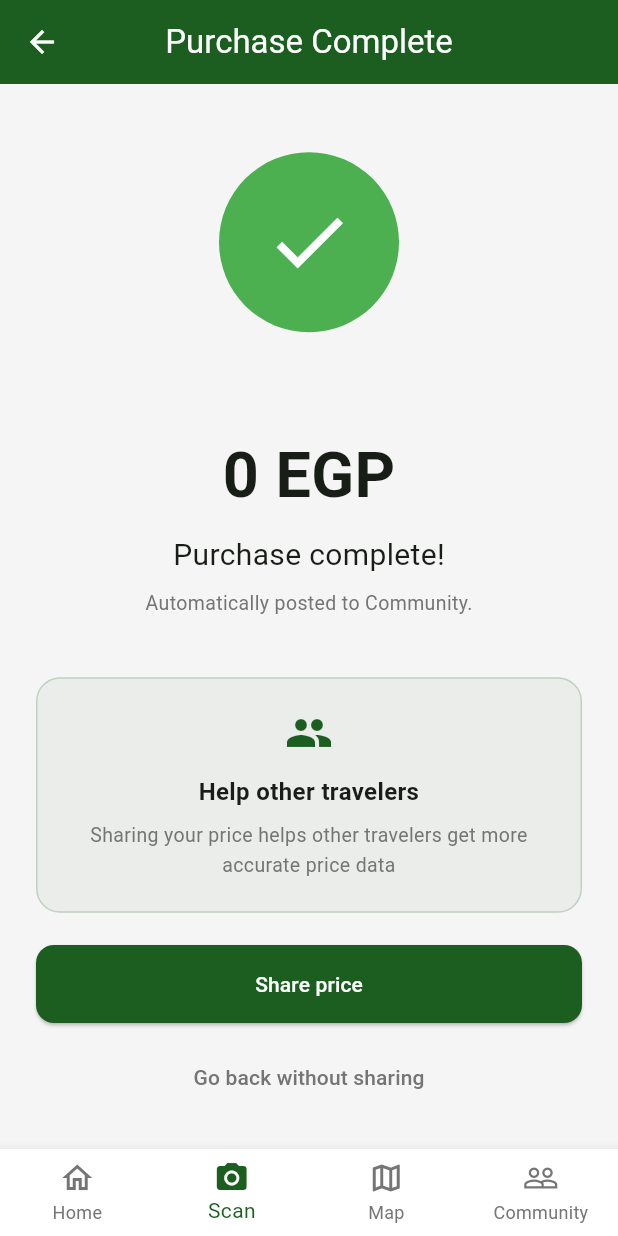
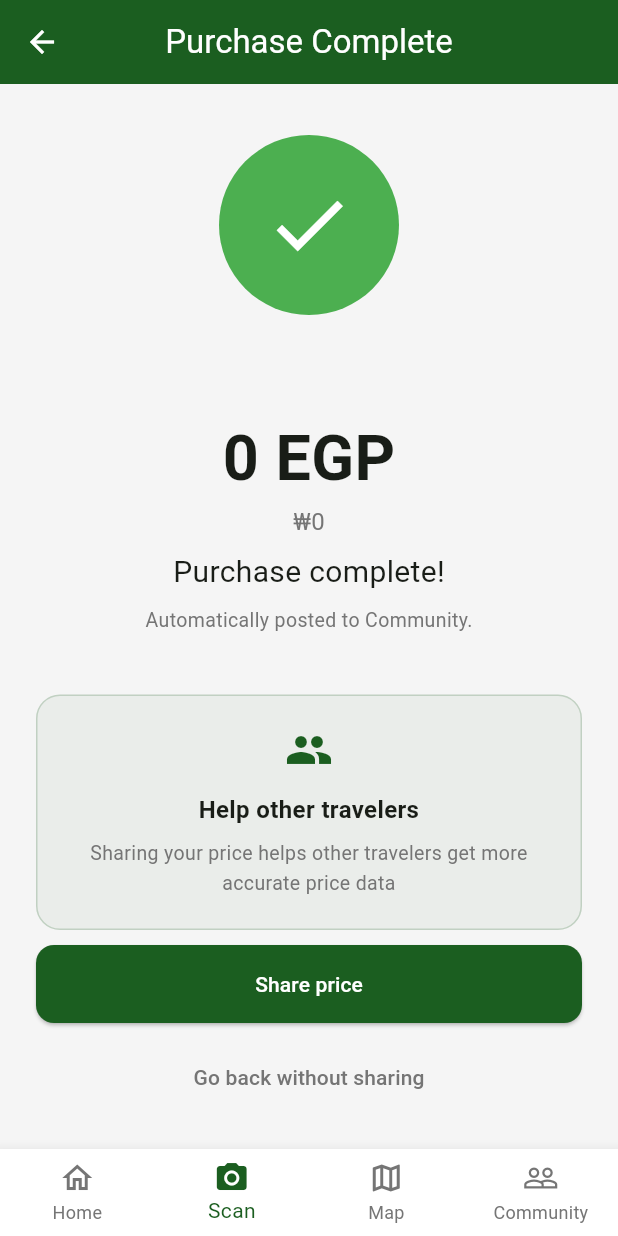
Before and after one commit to dbseend/hci_222, a Flutter app: the FinalPriceScreen screen opened by its route, on a phone screen of 412 x 824 dp. Run offline on Flutter 3.47's test engine with Material 3 defaults, Android fonts, the phone set to English and light mode, and no system bars; our stand-ins replace camera, dio, equatable, fl_chart, flutter_bloc, flutter_tts and 6 more; accounts and stored records are empty; network calls fail.

Commit message:
feat: add launch-time fx loading and step-wise scan back navigation

```diff
--- a/frontend/flutter_app/lib/app/router.dart
+++ b/frontend/flutter_app/lib/app/router.dart
@@ -70,6 +70,8 @@ final router = GoRouter(
                 return PriceInputScreen(
                   productName: e.productName,
                   productId: e.productId,
+                  detectedPrice: e.detectedPrice,
+                  initialInputPrice: e.inputPrice,
                   capturedImagePath: e.capturedImagePath,
                 );
               },
@@ -82,6 +84,7 @@ final router = GoRouter(
                   productName: e.productName,
                   productId: e.productId,
                   inputPrice: e.inputPrice,
+                  detectedPrice: e.detectedPrice,
                   capturedImagePath: e.capturedImagePath,
                 );
               },
@@ -94,6 +97,7 @@ final router = GoRouter(
                   productName: e.productName,
                   productId: e.productId,
                   finalPrice: e.finalPrice,
+                  detectedPrice: e.detectedPrice,
                   capturedImagePath: e.capturedImagePath,
                 );
               },
--- /dev/null
+++ b/frontend/flutter_app/lib/core/utils/currency_display.dart
@@ -0,0 +1,43 @@
+class CurrencyDisplay {
+  // Fallback rate used when API fetch fails.
+  static const double defaultEgpToKrwRate = 28.0;
+  static double _egpToKrwRate = defaultEgpToKrwRate;
+
+  static double get egpToKrwRate => _egpToKrwRate;
+
+  static void setEgpToKrwRate(double rate) {
+    if (rate <= 0) return;
+    _egpToKrwRate = rate;
+  }
+
+  // Used by tests to avoid cross-test state sharing.
+  static void resetRateForTest() {
+    _egpToKrwRate = defaultEgpToKrwRate;
+  }
+
+  static String formatEgp(double egp, {int decimals = 0}) {
+    return '${egp.toStringAsFixed(decimals)} EGP';
+  }
+
+  static String formatKrw(double egp) {
+    final krw = (egp * _egpToKrwRate).round();
+    return '₩${_comma(krw)}';
+  }
+
+  static String formatEgpWithKrw(double egp, {int egpDecimals = 0}) {
+    return '${formatEgp(egp, decimals: egpDecimals)} (${formatKrw(egp)})';
+  }
+
+  static String _comma(int value) {
+    final s = value.toString();
+    final b = StringBuffer();
+    for (int i = 0; i < s.length; i++) {
+      final reverseIndex = s.length - i;
+      b.write(s[i]);
+      if (reverseIndex > 1 && reverseIndex % 3 == 1) {
+        b.write(',');
+      }
+    }
+    return b.toString();
+  }
+}
--- a/frontend/flutter_app/lib/features/scan/presentation/screens/final_price_screen.dart
+++ b/frontend/flutter_app/lib/features/scan/presentation/screens/final_price_screen.dart
@@ -3,6 +3,8 @@ import 'package:flutter_bloc/flutter_bloc.dart';
 import 'package:go_router/go_router.dart';
 import '../../../../core/constants/app_colors.dart';
 import '../../../../core/services/user_id_service.dart';
+import '../../../../core/utils/currency_display.dart';
+import '../models/scan_route_data.dart';
 import '../bloc/price_bloc.dart';
 import '../bloc/price_event.dart';
 import '../bloc/price_state.dart';
@@ -11,6 +13,7 @@ class FinalPriceScreen extends StatelessWidget {
   final String productName;
   final String productId;
   final double finalPrice;
+  final double? detectedPrice;
   final String? capturedImagePath;
 
   const FinalPriceScreen({
@@ -18,6 +21,7 @@ class FinalPriceScreen extends StatelessWidget {
     required this.productName,
     required this.finalPrice,
     this.productId = 'p001',
+    this.detectedPrice,
     this.capturedImagePath,
   });
 
@@ -29,6 +33,7 @@ class FinalPriceScreen extends StatelessWidget {
         productName: productName,
         productId: productId,
         finalPrice: finalPrice,
+        detectedPrice: detectedPrice,
         capturedImagePath: capturedImagePath,
       ),
     );
@@ -39,12 +44,14 @@ class _FinalPriceView extends StatefulWidget {
   final String productName;
   final String productId;
   final double finalPrice;
+  final double? detectedPrice;
   final String? capturedImagePath;
 
   const _FinalPriceView({
     required this.productName,
     required this.productId,
     required this.finalPrice,
+    this.detectedPrice,
     this.capturedImagePath,
   });
 
@@ -117,7 +124,16 @@ class _FinalPriceViewState extends State<_FinalPriceView>
           title: const Text('Purchase Complete'),
           leading: IconButton(
             icon: const Icon(Icons.arrow_back),
-            onPressed: () => context.go('/scan'),
+            onPressed: () => context.go(
+              '/scan/analysis',
+              extra: ScanRouteData(
+                productName: widget.productName,
+                productId: widget.productId,
+                detectedPrice: widget.detectedPrice,
+                inputPrice: widget.finalPrice,
+                capturedImagePath: widget.capturedImagePath,
+              ),
+            ),
           ),
         ),
         body: Padding(
@@ -150,10 +166,17 @@ class _FinalPriceViewState extends State<_FinalPriceView>
               ),
               const SizedBox(height: 8),
               Text(
-                '${widget.finalPrice.toStringAsFixed(0)} EGP',
+                CurrencyDisplay.formatEgp(widget.finalPrice),
                 style: const TextStyle(
                   fontSize: 42,
                   fontWeight: FontWeight.bold,
+                ),
+              ),
+              Text(
+                CurrencyDisplay.formatKrw(widget.finalPrice),
+                style: const TextStyle(
+                  fontSize: 16,
+                  color: AppColors.onSurfaceLight,
                 ),
               ),
               const SizedBox(height: 8),
--- a/frontend/flutter_app/lib/features/scan/presentation/screens/price_stats_screen.dart
+++ b/frontend/flutter_app/lib/features/scan/presentation/screens/price_stats_screen.dart
@@ -3,6 +3,7 @@ import 'package:flutter_bloc/flutter_bloc.dart';
 import 'package:go_router/go_router.dart';
 import 'package:fl_chart/fl_chart.dart';
 import '../../../../core/constants/app_colors.dart';
+import '../../../../core/utils/currency_display.dart';
 import '../../../../core/widgets/app_card.dart';
 import '../models/scan_route_data.dart';
 import '../../data/models/region_stats.dart';
@@ -155,6 +156,7 @@ class _PriceStatsView extends StatelessWidget {
               extra: ScanRouteData(
                 productName: displayName,
                 productId: productId,
+                detectedPrice: detectedPrice,
                 capturedImagePath: capturedImagePath,
               ),
             ),
@@ -183,7 +185,7 @@ class _StatsRow extends StatelessWidget {
         ),
         const SizedBox(height: 4),
         Text(
-          '${value.toStringAsFixed(0)} EGP',
+          CurrencyDisplay.formatEgpWithKrw(value),
           style: TextStyle(
             fontSize: isPrimary ? 24 : 16,
             fontWeight: isPrimary ? FontWeight.bold : FontWeight.w600,
@@ -311,7 +313,7 @@ class PriceHistogramWidget extends StatelessWidget {
                           fontWeight: FontWeight.bold,
                         ),
                         labelResolver: (_) =>
-                            '${userPrice!.toStringAsFixed(0)} EGP',
+                            CurrencyDisplay.formatEgpWithKrw(userPrice!),
                       ),
                     ),
                   ],
--- a/frontend/flutter_app/lib/main.dart
+++ b/frontend/flutter_app/lib/main.dart
@@ -5,8 +5,10 @@
 
 import 'package:flutter/material.dart';
 import 'app/app.dart';
+import 'core/services/exchange_rate_service.dart';
 
-void main() {
+Future<void> main() async {
   WidgetsFlutterBinding.ensureInitialized();
+  await ExchangeRateService().loadEgpToKrwOnceOnAppLaunch();
   runApp(const TruePriceApp());
 }
```
Also changed, not shown: frontend/flutter_app/lib/core/services/exchange_rate_service.dart (added, +51 -0 lines), frontend/flutter_app/lib/features/community/presentation/screens/community_screen.dart (+15 -6 lines), frontend/flutter_app/lib/features/scan/presentation/screens/price_analysis_screen.dart (+44 -6 lines), frontend/flutter_app/lib/features/scan/presentation/screens/price_input_screen.dart (+40 -2 lines), 1 other file.
